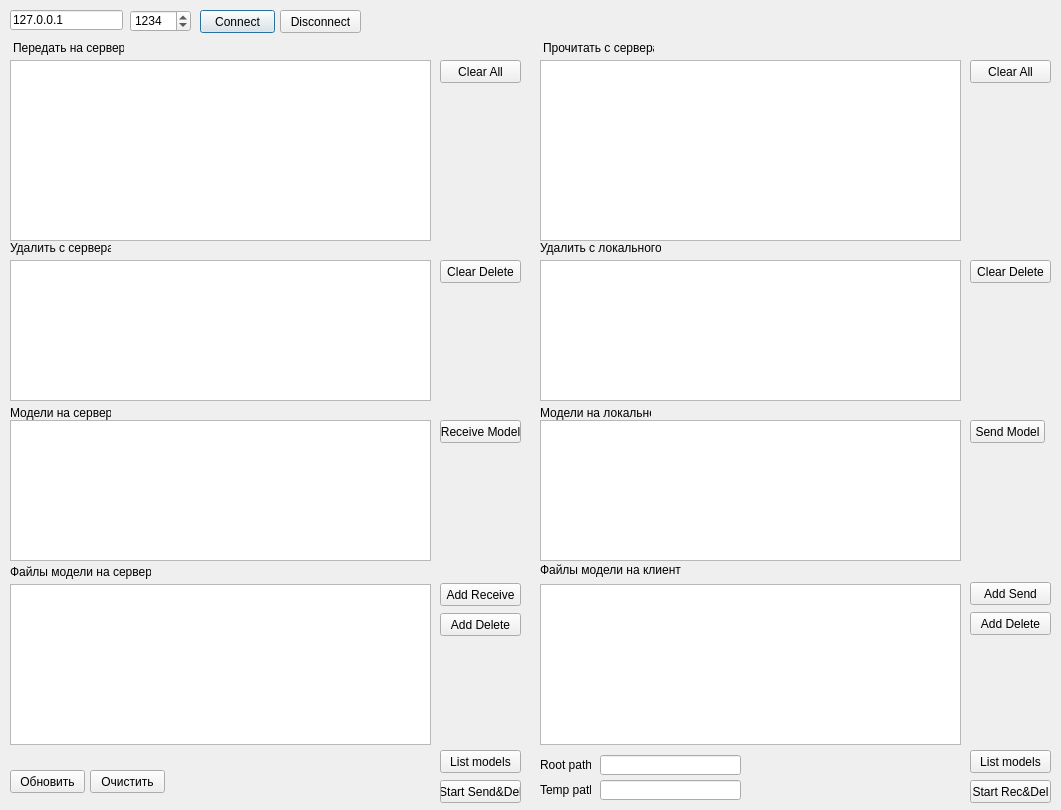
Above: Socket_Client_v5/Dialogs/MainForm.ui from Balog/Synchonization before the change. Below: the same form after it.
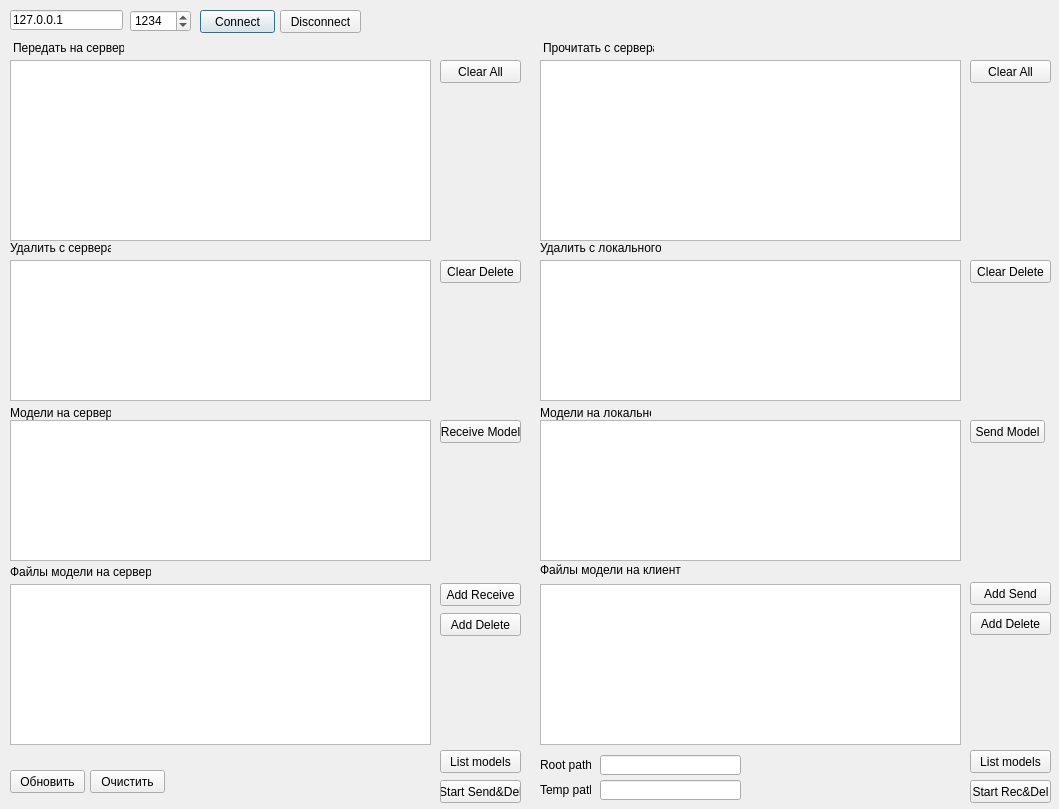
That is the form after the change.

The edit to the form file:
```diff
--- a/Socket_Client_v5/Dialogs/MainForm.ui
+++ b/Socket_Client_v5/Dialogs/MainForm.ui
@@ -6,8 +6,8 @@
    <rect>
     <x>0</x>
     <y>0</y>
-    <width>1061</width>
-    <height>810</height>
+    <width>1059</width>
+    <height>809</height>
    </rect>
   </property>
   <property name="windowTitle">
```
Left out of the diff: 8 changed lines with no effect on the pictures.
